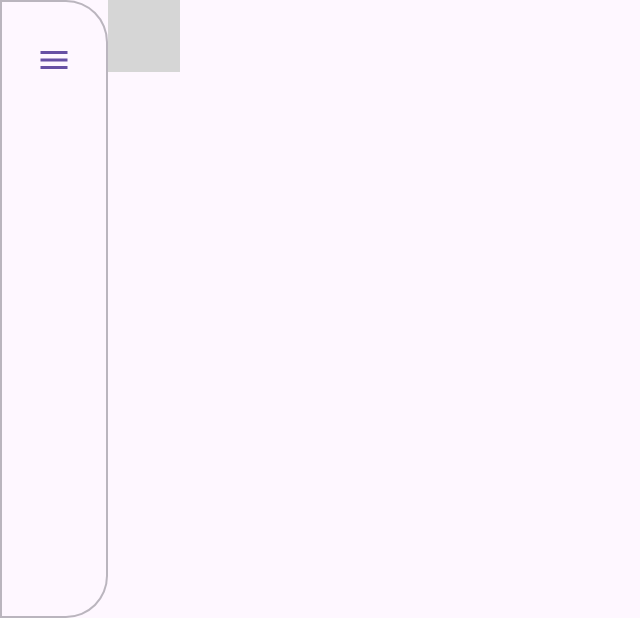
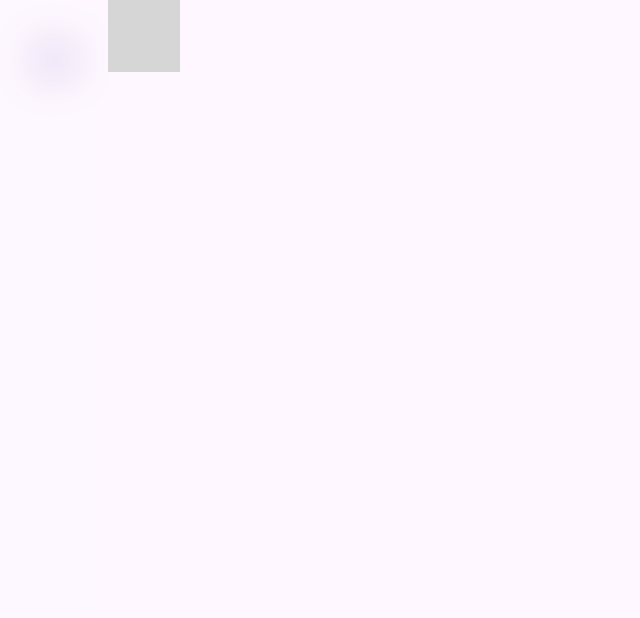
Before and after one commit to LanRhyme/ShardLauncher, an Android app built with Jetpack Compose: the screen it shows after launch (MainActivity), on a phone screen of 824 x 412 dp (held sideways). Shown: the whole screen, without its empty margins (0-640 px from the left). Run offline under Robolectric (Android 15) with nearby library versions, the phone set to English and light mode, and no system bars; 3 statements that could not run were skipped; grey boxes are pictures that could not be loaded.

Commit message:
更新 MainActivity.kt

```diff
--- a/app/src/main/java/com/lanrhyme/shardlauncher/MainActivity.kt
+++ b/app/src/main/java/com/lanrhyme/shardlauncher/MainActivity.kt
@@ -191,31 +191,69 @@ fun SideBar(
     val currentRoute = navBackStackEntry?.destination?.route
 
     val cardShape = when (position) {
-        SidebarPosition.Left -> RoundedCornerShape(topEnd = 28.dp, bottomEnd = 28.dp)
+        SidebarPosition.Left  -> RoundedCornerShape(topEnd = 28.dp, bottomEnd = 28.dp)
         SidebarPosition.Right -> RoundedCornerShape(topStart = 28.dp, bottomStart = 28.dp)
     }
 
-    Surface(
-        modifier = modifier.fillMaxHeight(),
-        shape = cardShape,
-        color = MaterialTheme.colorScheme.surface.copy(alpha = 0.85f),
-        tonalElevation = 0.dp,
-        border = BorderStroke(1.dp, MaterialTheme.colorScheme.outline.copy(alpha = 0.5f))
+    /* ---------- 1. 真·高斯模糊（仅 API 31+） ---------- */
+    val blurRadius = 24.dp              // 想多糊自己调
+    Box(
+        modifier = modifier
+            .fillMaxHeight()
+            .clip(cardShape)            // 圆角裁剪
+            .background(
+                MaterialTheme.colorScheme.surface.copy(alpha = 0.62f)
+            )
+            .blur(blurRadius)           // 官方模糊，低版本自动失效
+    ) {
+        SideBarContent(isExpanded, onToggleExpand, navController, currentRoute)
+    }
+
+    /* ---------- 2. 兼容全版本“假毛玻璃” ---------- */
+    /*
+    Box(
+        modifier = modifier
+            .fillMaxHeight()
+            .clip(cardShape)
+            .background(Color.White.copy(alpha = 0.50f))   // 底色
+            .drawWithContent {                            // 噪点 overlay
+                drawContent()
+                drawRect(
+                    brush = ShaderBrush(
+                        BitmapShader(
+                            ImageBitmap.imageResource(id = R.drawable.noise),
+                            TileMode.Repeated,
+                            TileMode.Repeated
+                        )
+                    ),
+                    blendMode = BlendMode.Overlay,
+                    alpha = 0.07f
+                )
+            }
+    ) {
+        SideBarContent(isExpanded, onToggleExpand, navController, currentRoute)
+    }
+    */
+}
+
+/* ---------------- 内容部分抽出来，保持整洁 ---------------- */
+@Composable
+private fun SideBarContent(
+    isExpanded: Boolean,
+    onToggleExpand: () -> Unit,
+    navController: NavController,
+    currentRoute: String?
 ) {
     Column(
         modifier = Modifier
-                .padding(vertical = 16.dp, horizontal = 8.dp)
-                .fillMaxHeight()
-                .fillMaxWidth(),
+            .fillMaxSize()
+            .padding(vertical = 16.dp, horizontal = 8.dp),
         horizontalAlignment = Alignment.CenterHorizontally
     ) {
-            IconButton(
-                onClick = onToggleExpand,
-                modifier = Modifier.padding(bottom = 20.dp)
-            ) {
+        IconButton(onClick = onToggleExpand, modifier = Modifier.padding(bottom = 20.dp)) {
             Icon(
                 imageVector = Icons.Filled.Menu,
-                    contentDescription = if (isExpanded) "Collapse Sidebar" else "Expand Sidebar",
+                contentDescription = if (isExpanded) "Collapse" else "Expand",
                 tint = MaterialTheme.colorScheme.primary
             )
         }
@@ -228,8 +266,9 @@ fun SideBar(
                 onClick = {
                     if (currentRoute != screen.route) {
                         navController.navigate(screen.route) {
-                                popUpTo(navController.graph.startDestinationId)
+                            popUpTo(navController.graph.startDestinationId) { saveState = true }
                             launchSingleTop = true
+                            restoreState = true
                         }
                     }
                 }
@@ -238,7 +277,7 @@ fun SideBar(
         }
     }
 }
-}
+
 
 @Composable
 fun SideBarButton(
```
Lines whose indentation alone changed are shown as unchanged.
